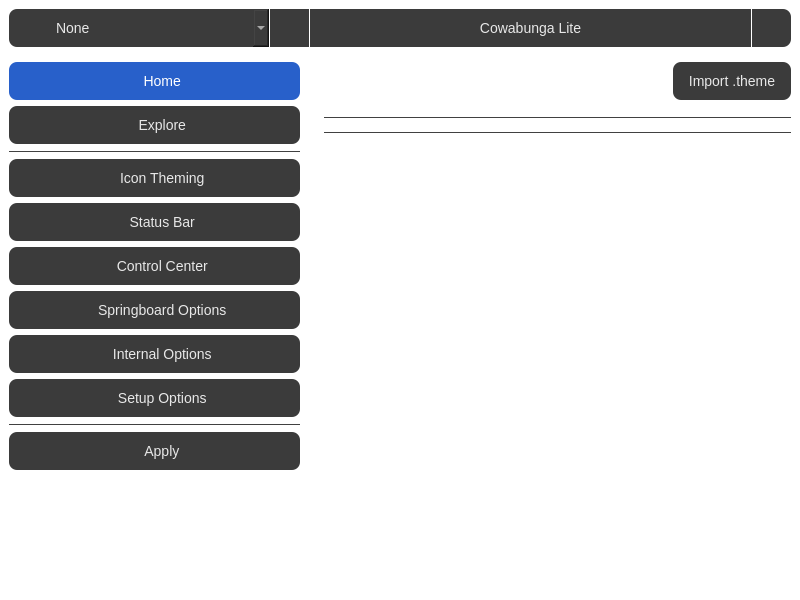
The window that mainwindow.ui (Avangelista/CowabungaLiteWindows) describes before a commit, drawn with Qt 5.
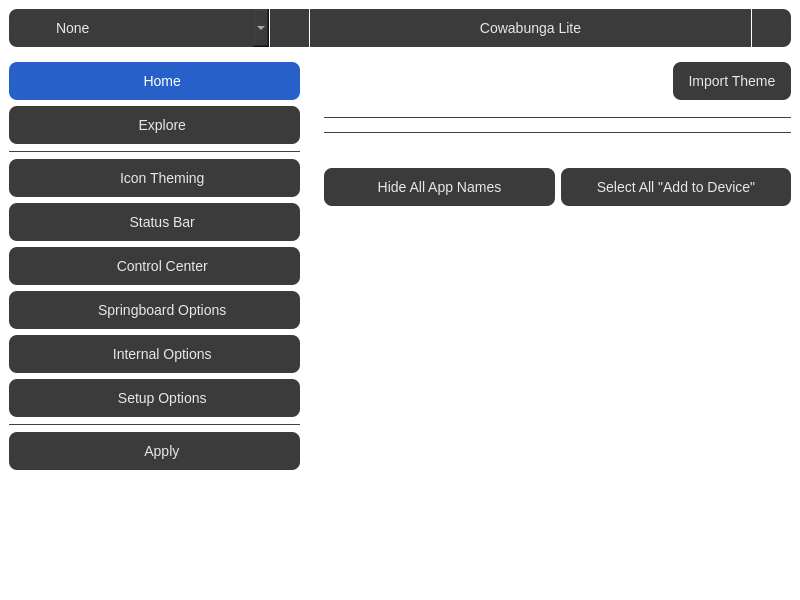
The same window after the commit. Icons and pictures are not drawn.

Patch:
```diff
--- a/mainwindow.ui
+++ b/mainwindow.ui
@@ -1235,7 +1235,7 @@
                  <item>
                   <widget class="QToolButton" name="toolButton_16">
                    <property name="text">
-                    <string>Import .theme</string>
+                    <string>Import Theme</string>
                    </property>
                   </widget>
                  </item>
@@ -1259,6 +1259,9 @@
               </item>
               <item>
                <widget class="QWidget" name="themesPageContent" native="true">
+                <property name="enabled">
+                 <bool>true</bool>
+                </property>
                 <layout class="QVBoxLayout" name="verticalLayout_22">
                  <property name="leftMargin">
                   <number>0</number>
@@ -1290,9 +1293,60 @@
                    </property>
                   </widget>
                  </item>
+                 <item>
+                  <widget class="QLabel" name="label_3">
+                   <property name="text">
+                    <string>Customize Individual Apps</string>
+                   </property>
+                  </widget>
+                 </item>
                  <item>
                   <widget class="QWidget" name="iconsCnt" native="true"/>
                  </item>
+                 <item>
+                  <widget class="QWidget" name="horizontalWidget" native="true">
+                   <layout class="QHBoxLayout" name="horizontalLayout_16">
+                    <property name="leftMargin">
+                     <number>0</number>
+                    </property>
+                    <property name="topMargin">
+                     <number>0</number>
+                    </property>
+                    <property name="rightMargin">
+                     <number>0</number>
+                    </property>
+                    <property name="bottomMargin">
+                     <number>0</number>
+                    </property>
+                    <item>
+                     <widget class="QToolButton" name="toolButton_14">
+                      <property name="sizePolicy">
+                       <sizepolicy hsizetype="Expanding" vsizetype="Fixed">
+                        <horstretch>0</horstretch>
+                        <verstretch>0</verstretch>
+                       </sizepolicy>
+                      </property>
+                      <property name="text">
+                       <string>Hide All App Names</string>
+                      </property>
+                     </widget>
+                    </item>
+                    <item>
+                     <widget class="QToolButton" name="toolButton_15">
+                      <property name="sizePolicy">
+                       <sizepolicy hsizetype="Expanding" vsizetype="Fixed">
+                        <horstretch>0</horstretch>
+                        <verstretch>0</verstretch>
+                       </sizepolicy>
+                      </property>
+                      <property name="text">
+                       <string>Select All &quot;Add to Device&quot;</string>
+                      </property>
+                     </widget>
+                    </item>
+                   </layout>
+                  </widget>
+                 </item>
                  <item>
                   <spacer name="verticalSpacer_9">
                    <property name="orientation">
```
